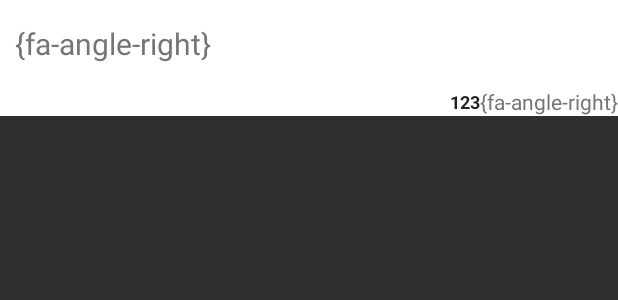
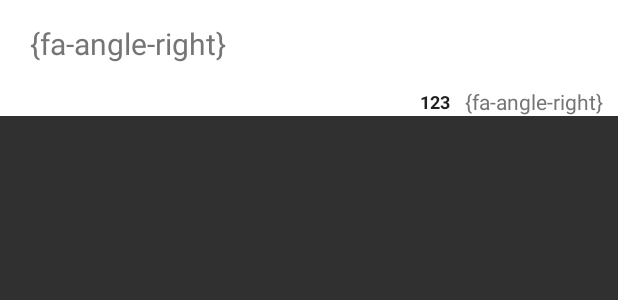
Before and after one commit to OsbornWJ/Lequ_kotlin, an Android app: the layout text_card_item.xml on its own in the app's theme, with its tools: preview values and no code run, on a phone screen of 412 x 824 dp. Shown: the top 300 px of the screen. Run offline under Robolectric (Android 15) with nearby library versions, the phone set to English and light mode, and no system bars; plain views replace IconTextView.

```diff
--- a/app/src/main/res/layout/text_card_item.xml
+++ b/app/src/main/res/layout/text_card_item.xml
@@ -31,6 +31,7 @@
             android:layout_height="wrap_content"
             android:layout_alignParentRight="true"
             android:layout_centerVertical="true"
+            android:layout_marginLeft="10dp"
             android:textColor="?attr/secondaryTextColor"
             android:textSize="20sp"
             android:text="{fa-angle-right}"  />
@@ -50,6 +51,8 @@
             android:layout_width="wrap_content"
             android:layout_height="wrap_content"
             android:layout_centerVertical="true"
+            android:maxLines="1"
+            android:ellipsize="end"
             android:layout_toLeftOf="@+id/iv_more"
             android:textColor="?attr/primaryTextColor"
             android:textSize="12sp"
@@ -64,6 +67,8 @@
             android:layout_alignParentRight="true"
             android:layout_centerVertical="true"
             android:textSize="14sp"
+            android:layout_marginRight="10dp"
+            android:layout_marginLeft="10dp"
             android:textColor="?attr/secondaryTextColor"
             android:text="{fa-angle-right}" />
     </RelativeLayout>
```
